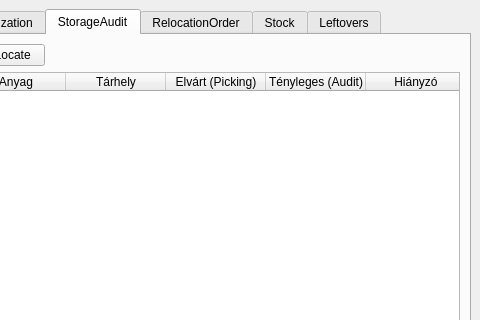
This is view/MainWindow.ui in horvathzoltan/cutplannerpro as Qt 5 draws it before an edit; both pictures show x 520 to 1000 and y 0 to 320 of the 1000 by 666 pixel window. The edited form follows.
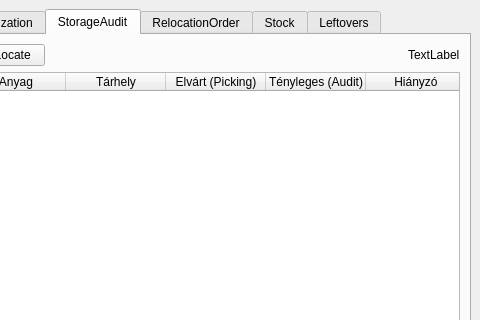
This is the edited form.

```diff
--- a/view/MainWindow.ui
+++ b/view/MainWindow.ui
@@ -299,6 +299,13 @@
              </property>
             </spacer>
            </item>
+           <item>
+            <widget class="QLabel" name="lblAuditStatus">
+             <property name="text">
+              <string>TextLabel</string>
+             </property>
+            </widget>
+           </item>
           </layout>
          </item>
          <item>
```
